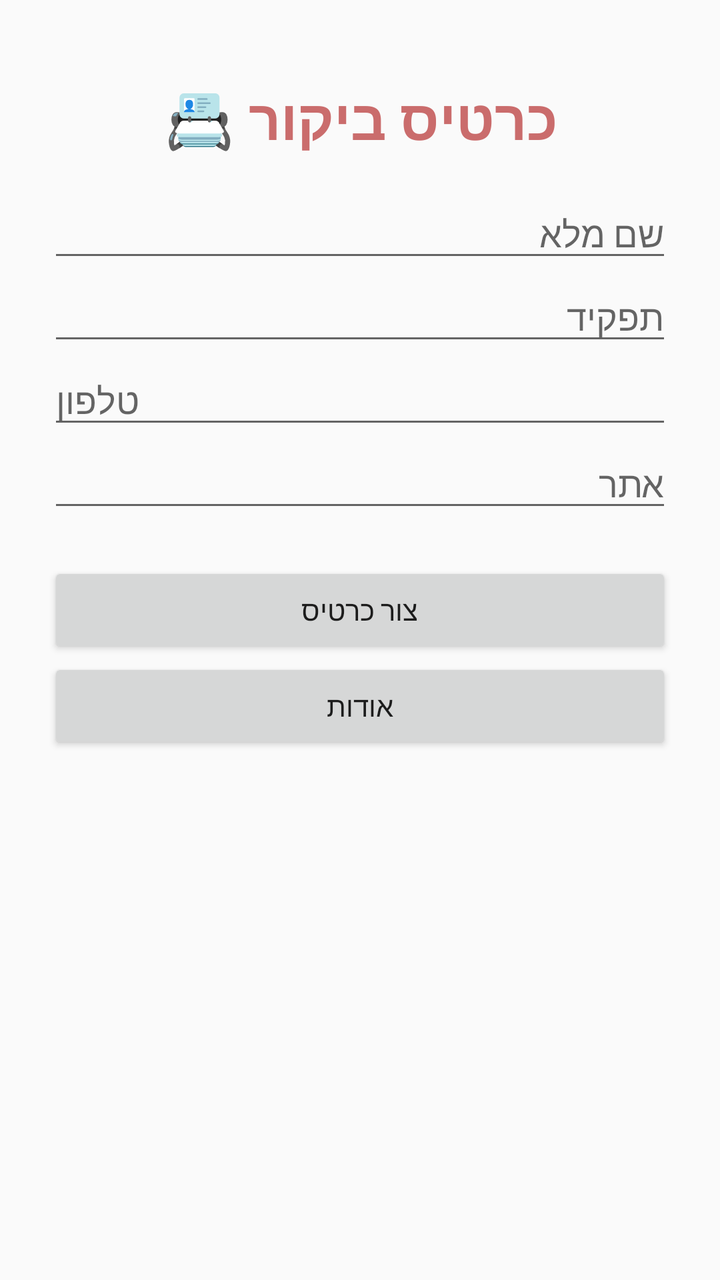
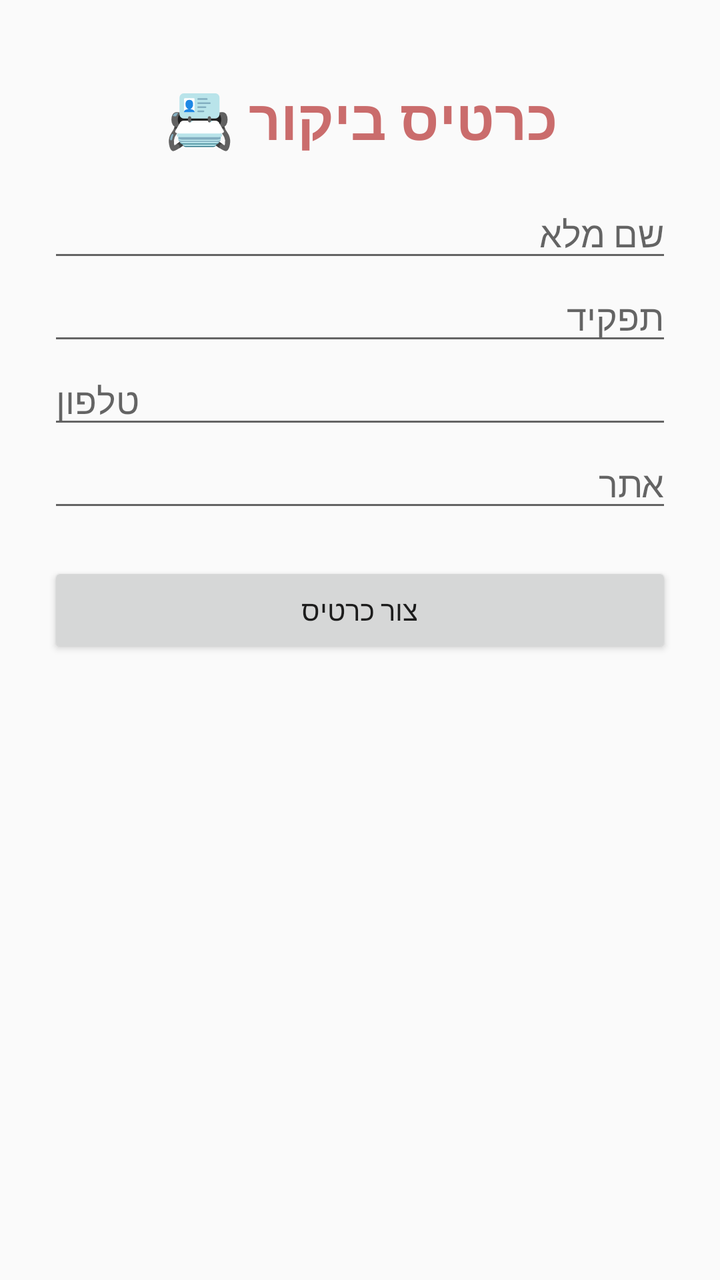

Screens rendered from an Android XML layout before and after an edit, with the pre-edit source and the edit as a unified diff.
<!-- AndroidManifest.xml: application theme Theme.NewHomeWork -->
<!-- res/layout/activity_main.xml -->
<?xml version="1.0" encoding="utf-8"?>
<ScrollView xmlns:android="http://schemas.android.com/apk/res/android"
    android:layout_width="match_parent"
    android:layout_height="match_parent"
    android:fillViewport="true">

    <LinearLayout
        android:layout_width="match_parent"
        android:layout_height="wrap_content"
        android:orientation="vertical"
        android:padding="24dp"
        android:gravity="center_horizontal"
        android:layoutDirection="rtl">

        <TextView
            android:layout_width="match_parent"
            android:layout_height="wrap_content"
            android:text="כרטיס ביקור 📇"
            android:textSize="28sp"
            android:textStyle="bold"
            android:gravity="center"
            android:textColor="#CA6C6C"
            android:padding="16dp" />

        <EditText
            android:id="@+id/etName"
            android:layout_width="match_parent"
            android:layout_height="wrap_content"
            android:hint="שם מלא"
            android:inputType="textPersonName"
            android:singleLine="true" />

        <EditText
            android:id="@+id/etJob"
            android:layout_width="match_parent"
            android:layout_height="wrap_content"
            android:hint="תפקיד"
            android:inputType="textCapSentences"
            android:singleLine="true" />

        <EditText
            android:id="@+id/etPhone"
            android:layout_width="match_parent"
            android:layout_height="wrap_content"
            android:hint="טלפון"
            android:inputType="phone"
            android:singleLine="true" />

        <EditText
            android:id="@+id/etSite"
            android:layout_width="match_parent"
            android:layout_height="wrap_content"
            android:hint="אתר"
            android:inputType="textUri"
            android:singleLine="true" />

        <Button
            android:id="@+id/btnCreateCard"
            android:layout_width="match_parent"
            android:layout_height="wrap_content"
            android:layout_marginTop="20dp"
            android:text="צור כרטיס" />

        <Button
            android:id="@+id/btnAbout"
            android:layout_width="match_parent"
            android:layout_height="wrap_content"
            android:text="אודות" />







    </LinearLayout>
</ScrollView>
<!-- resources referenced by this layout -->
<resources>
  <style name="Theme.NewHomeWork" parent="Base.Theme.NewHomeWork" />
  <style name="Base.Theme.NewHomeWork" parent="Theme.AppCompat.Light.DarkActionBar">
  
          <item name="colorPrimary">#6750A4</item>
          <item name="colorPrimaryDark">#4A2F96</item>
          <item name="colorAccent">#6750A4</item>
  
      </style>
</resources>

<!-- the commit's change to res/layout/activity_main.xml (unified diff, before → after) -->
@@ -61,17 +61,6 @@
             android:layout_marginTop="20dp"
             android:text="צור כרטיס" />
 
-        <Button
-            android:id="@+id/btnAbout"
-            android:layout_width="match_parent"
-            android:layout_height="wrap_content"
-            android:text="אודות" />
-
-
-
-
-
-
 
     </LinearLayout>
 </ScrollView>
